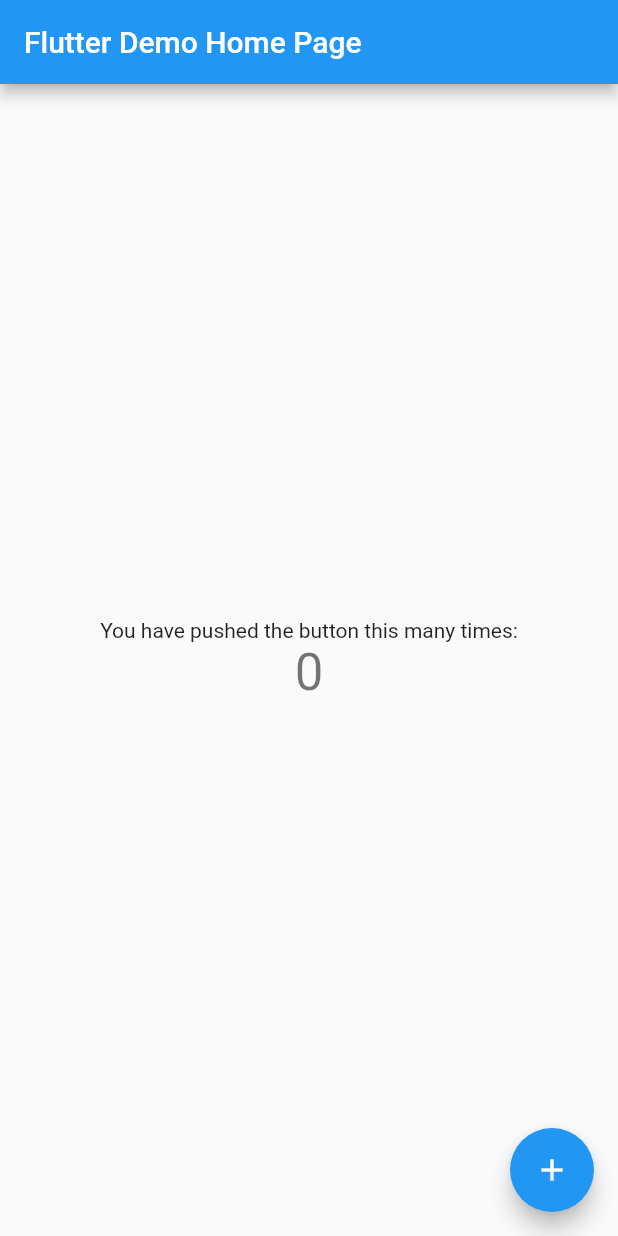
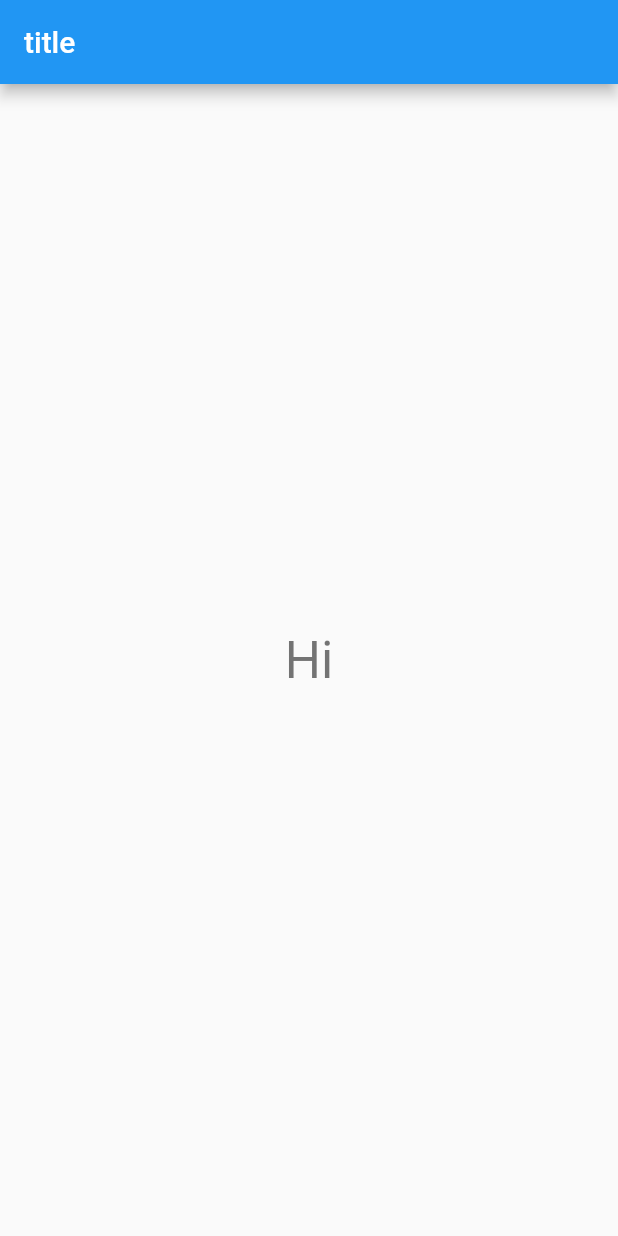
Before and after one commit to starodser/for_interview, a Flutter app: the screen it shows after launch, on a phone screen of 412 x 824 dp. Run offline on Flutter 3.47's test engine with Material 2 defaults, Android fonts, the light colour scheme and no system bars; our stand-ins replace equatable, flutter_bloc.

Commit message:
+imageBloc

```diff
--- /dev/null
+++ b/lib/application/start_screen.dart
@@ -0,0 +1,31 @@
+import 'package:flutter/material.dart';
+
+class HomePage extends StatelessWidget {
+  const HomePage({super.key});
+
+  @override
+  Widget build(BuildContext context) {
+    return Scaffold(
+      appBar: AppBar(
+        title: Text('title'),
+      ),
+      body: Center(
+        child: Column(
+          mainAxisAlignment: MainAxisAlignment.center,
+          children: <Widget>[
+            // Expanded(
+            //   child: Image.network(
+            //       'https://api.nasa.gov/planetary/apod?api_key=DEMO_KEY'),
+            // ),
+            Text(
+              'Hi',
+              // '$_counter',
+              style: Theme.of(context).textTheme.headline4,
+            ),
+          ],
+        ),
+      ),
+    );
+    ;
+  }
+}
--- /dev/null
+++ b/lib/data/models.dart
@@ -0,0 +1,9 @@
+class BackImage {
+  String? title;
+  String? pathImage;
+  BackImage({this.title, this.pathImage});
+  BackImage.fromJson(Map<String, dynamic> json) {
+    title = json['id'];
+    pathImage = json['email'];
+  }
+}
--- a/lib/main.dart
+++ b/lib/main.dart
@@ -1,4 +1,5 @@
 import 'package:flutter/material.dart';
+import './application/start_screen.dart';
 
 void main() {
   runApp(const MyApp());
@@ -13,103 +14,9 @@
     return MaterialApp(
       title: 'Flutter Demo',
       theme: ThemeData(
-        // This is the theme of your application.
-        //
-        // Try running your application with "flutter run". You'll see the
-        // application has a blue toolbar. Then, without quitting the app, try
-        // changing the primarySwatch below to Colors.green and then invoke
-        // "hot reload" (press "r" in the console where you ran "flutter run",
-        // or simply save your changes to "hot reload" in a Flutter IDE).
-        // Notice that the counter didn't reset back to zero; the application
-        // is not restarted.
         primarySwatch: Colors.blue,
       ),
-      home: const MyHomePage(title: 'Flutter Demo Home Page'),
+      home: HomePage(),
     );
   }
 }
-
-class MyHomePage extends StatefulWidget {
-  const MyHomePage({super.key, required this.title});
-
-  // This widget is the home page of your application. It is stateful, meaning
-  // that it has a State object (defined below) that contains fields that affect
-  // how it looks.
-
-  // This class is the configuration for the state. It holds the values (in this
-  // case the title) provided by the parent (in this case the App widget) and
-  // used by the build method of the State. Fields in a Widget subclass are
-  // always marked "final".
-
-  final String title;
-
-  @override
-  State<MyHomePage> createState() => _MyHomePageState();
-}
-
-class _MyHomePageState extends State<MyHomePage> {
-  int _counter = 0;
-
-  void _incrementCounter() {
-    setState(() {
-      // This call to setState tells the Flutter framework that something has
-      // changed in this State, which causes it to rerun the build method below
-      // so that the display can reflect the updated values. If we changed
-      // _counter without calling setState(), then the build method would not be
-      // called again, and so nothing would appear to happen.
-      _counter++;
-    });
-  }
-
-  @override
-  Widget build(BuildContext context) {
-    // This method is rerun every time setState is called, for instance as done
-    // by the _incrementCounter method above.
-    //
-    // The Flutter framework has been optimized to make rerunning build methods
-    // fast, so that you can just rebuild anything that needs updating rather
-    // than having to individually change instances of widgets.
-    return Scaffold(
-      appBar: AppBar(
-        // Here we take the value from the MyHomePage object that was created by
-        // the App.build method, and use it to set our appbar title.
-        title: Text(widget.title),
-      ),
-      body: Center(
-        // Center is a layout widget. It takes a single child and positions it
-        // in the middle of the parent.
-        child: Column(
-          // Column is also a layout widget. It takes a list of children and
-          // arranges them vertically. By default, it sizes itself to fit its
-          // children horizontally, and tries to be as tall as its parent.
-          //
-          // Invoke "debug painting" (press "p" in the console, choose the
-          // "Toggle Debug Paint" action from the Flutter Inspector in Android
-          // Studio, or the "Toggle Debug Paint" command in Visual Studio Code)
-          // to see the wireframe for each widget.
-          //
-          // Column has various properties to control how it sizes itself and
-          // how it positions its children. Here we use mainAxisAlignment to
-          // center the children vertically; the main axis here is the vertical
-          // axis because Columns are vertical (the cross axis would be
-          // horizontal).
-          mainAxisAlignment: MainAxisAlignment.center,
-          children: <Widget>[
-            const Text(
-              'You have pushed the button this many times:',
-            ),
-            Text(
-              '$_counter',
-              style: Theme.of(context).textTheme.headline4,
-            ),
-          ],
-        ),
-      ),
-      floatingActionButton: FloatingActionButton(
-        onPressed: _incrementCounter,
-        tooltip: 'Increment',
-        child: const Icon(Icons.add),
-      ), // This trailing comma makes auto-formatting nicer for build methods.
-    );
-  }
-}
--- /dev/null
+++ b/lib/theme.dart
@@ -0,0 +1 @@
+class Theme {}
--- a/pubspec.yaml
+++ b/pubspec.yaml
@@ -37,6 +37,8 @@
   # Use with the CupertinoIcons class for iOS style icons.
   cupertino_icons: ^1.0.2
   flutter_bloc: ^8.1.2
+  http: ^0.13.5
+  equatable: ^2.0.5
 
 dev_dependencies:
   flutter_test:
```
Also changed, not shown: lib/presentation/bloc/space_bloc_bloc.dart (+15 -8 lines), lib/presentation/bloc/space_bloc_event.dart (+10 -2 lines), lib/presentation/bloc/space_bloc_state.dart (+22 -3 lines), lib/repository/repositories.dart (added, +20 -0 lines), pubspec.lock, 10 other files.
